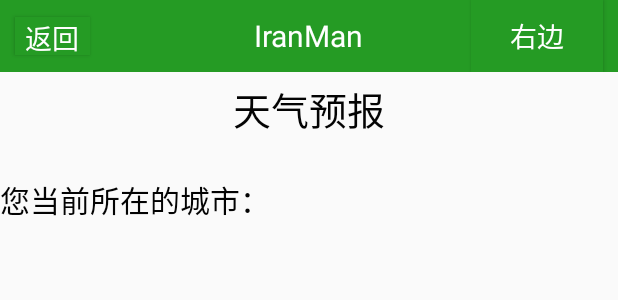
After one commit to 1204TMax/iranman, an Android app: the layout activity_weather.xml on its own in the app's theme, with its tools: preview values and no code run, on a phone screen of 412 x 824 dp. The commit adds this screen. Shown: the top 300 px of the screen. Run offline under Robolectric (Android 15) with nearby library versions, the phone set to English and light mode, and no system bars.

```diff
--- a/app/build.gradle
+++ b/app/build.gradle
@@ -17,9 +17,8 @@ android {
         }
     }
 }
-
 dependencies {
-    implementation fileTree(dir: 'libs', include: ['*.jar'])
+    implementation fileTree(include: ['*.jar'], dir: 'libs')
     implementation 'com.android.support:appcompat-v7:28.0.0'
     implementation 'com.android.support.constraint:constraint-layout:1.1.3'
     implementation 'com.android.support:support-v4:28.0.0'
--- a/app/src/main/java/com/example/iranman/MainActivity.java
+++ b/app/src/main/java/com/example/iranman/MainActivity.java
@@ -9,7 +9,7 @@ import android.os.Bundle;
 import android.widget.RadioButton;
 import android.widget.RadioGroup;
 
-import com.example.tool.DataGenerator;
+import com.example.utils.DataGenerator;
 
 public class MainActivity extends AppCompatActivity {
 private RadioGroup mRadioGroup;
--- a/app/src/main/java/com/example/tool/DataGenerator.java
+++ b/app/src/main/java/com/example/utils/DataGenerator.java
@@ -1,4 +1,4 @@
-package com.example.tool;
+package com.example.utils;
 
 import android.support.v4.app.Fragment;
 
--- /dev/null
+++ b/app/src/main/java/com/example/utils/getCity.java
@@ -0,0 +1,6 @@
+package com.example.utils;
+
+
+public class getCity {
+
+}
--- a/app/src/main/res/layout/activity_qrscan.xml
+++ b/app/src/main/res/layout/activity_qrscan.xml
@@ -4,7 +4,7 @@
     xmlns:tools="http://schemas.android.com/tools"
     android:layout_width="match_parent"
     android:layout_height="match_parent"
-    tools:context=".QRScan">
+    tools:context="com.example.tools.QRScan">
 
     <LinearLayout
         android:layout_width="match_parent"
--- /dev/null
+++ b/app/src/main/res/layout/activity_weather.xml
@@ -0,0 +1,32 @@
+<?xml version="1.0" encoding="utf-8"?>
+<android.support.constraint.ConstraintLayout xmlns:android="http://schemas.android.com/apk/res/android"
+    xmlns:app="http://schemas.android.com/apk/res-auto"
+    xmlns:tools="http://schemas.android.com/tools"
+    android:layout_width="match_parent"
+    android:layout_height="match_parent"
+    tools:context="com.example.tools.weather">
+
+    <LinearLayout
+        android:layout_width="match_parent"
+        android:layout_height="match_parent"
+        android:orientation="vertical">
+        <include layout="@layout/layout_title"/>
+            <TextView
+                android:layout_width="match_parent"
+                android:layout_height="50dp"
+                android:text="天气预报"
+                android:textSize="25dp"
+                android:textColor="@color/black"
+                android:gravity="center"
+                android:layout_marginBottom="20dp"/>
+
+        <TextView
+            android:id="@+id/city"
+            android:layout_width="match_parent"
+            android:layout_height="352dp"
+            android:text="您当前所在的城市："
+            android:textColor="@color/black"
+            android:textSize="20dp" />
+
+    </LinearLayout>
+</android.support.constraint.ConstraintLayout>
--- a/app/src/main/res/layout/fragment_two.xml
+++ b/app/src/main/res/layout/fragment_two.xml
@@ -78,14 +78,14 @@
             android:background="@drawable/fillet"/>
 
         <Button
-            android:id="@+id/network"
+            android:id="@+id/Weather"
             android:layout_width="150dp"
             android:layout_height="60dp"
             android:layout_row="0"
             android:layout_column="1"
             android:layout_marginLeft="40dp"
             android:layout_marginTop="20dp"
-            android:text="网络数据获取"
+            android:text="天气预报"
             android:background="@drawable/fillet"/>
 
         <Button
```
Also changed, not shown: app/src/main/AndroidManifest.xml (+23 -3 lines), app/src/main/java/com/example/fragment/TWO.java (+10 -2 lines), app/src/main/java/com/example/tools/QRScan.java (renamed from app/src/main/java/com/example/iranman/QRScan.java, +2 -9 lines), app/src/main/java/com/example/tools/weather.java (added, +123 -0 lines), app/src/main/java/com/example/utils/MyApplication.java (added, +16 -0 lines), app/libs/BaiduLBS_Android.jar (added), 5 other files.
